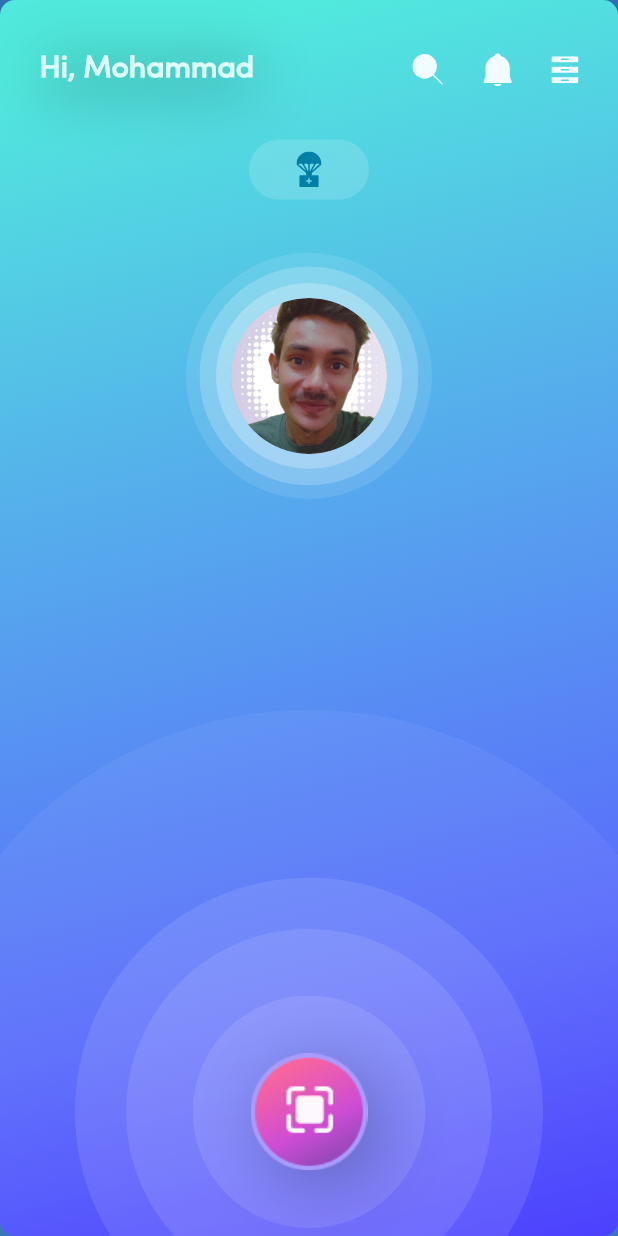
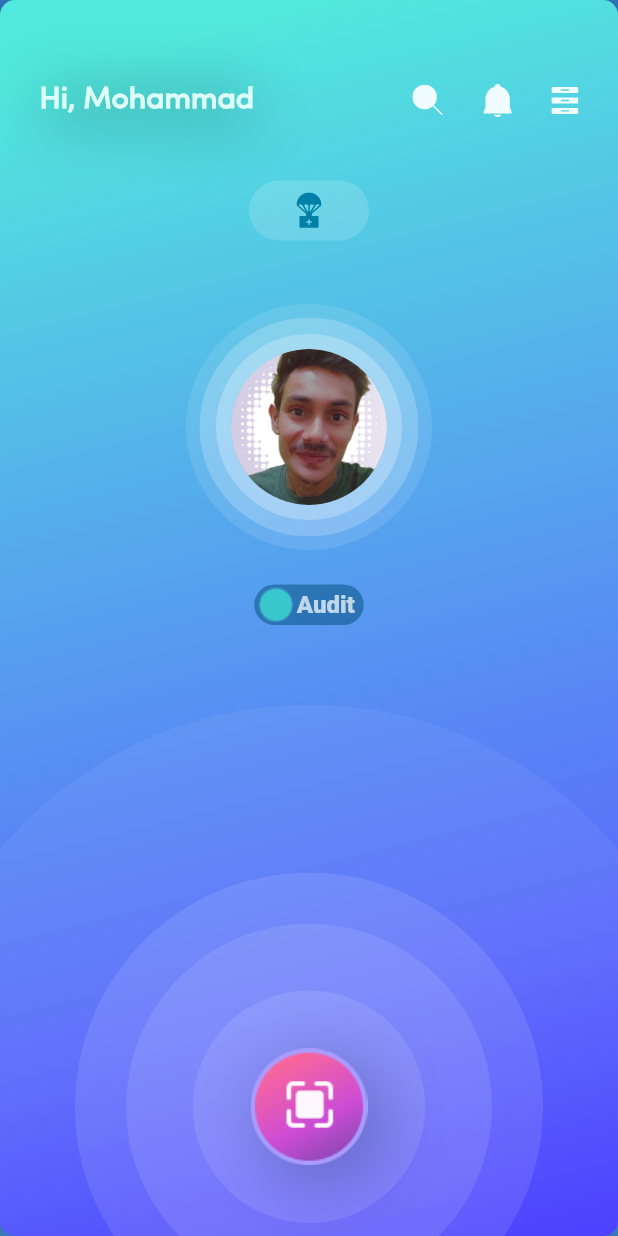
Before and after one commit to Suheb786/DiGi-Tag, a Flutter app: the screen it shows after launch, on a phone screen of 412 x 824 dp. Run offline on Flutter 3.47's test engine with Material 2 defaults, Android fonts, the phone set to English and light mode, and no system bars; drawn by our look-alikes of flutter_switch; our stand-ins replace firebase_core, flutter_svg, get; accounts and stored records are empty.

Commit message:
Minor Changes 0.1

```diff
--- a/lib/app/Decoration/widgets.dart
+++ b/lib/app/Decoration/widgets.dart
@@ -1,5 +1,6 @@
 import 'package:flutter/cupertino.dart';
 import 'package:flutter/material.dart';
+import 'package:flutter_svg/flutter_svg.dart';
 
 import 'colors/originBg.dart';
 
@@ -147,3 +148,27 @@ class IconStack extends StatelessWidget {
     );
   }
 }
+
+//* ---Medical Support Icons Widget -- //
+
+class MedicalSupportIcon extends StatelessWidget {
+  const MedicalSupportIcon({
+    Key? key,
+  }) : super(key: key);
+
+  @override
+  Widget build(BuildContext context) {
+    return Container(
+      height: 40,
+      width: 80,
+      decoration: BoxDecoration(
+          borderRadius: BorderRadius.circular(50), color: Color(0x26ffffff)),
+      child: Padding(
+        padding: const EdgeInsets.all(8.0),
+        child: SvgPicture.asset(
+          'assets/icons/MedicalSupport.svg',
+        ),
+      ),
+    );
+  }
+}
--- a/lib/app/modules/home/views/home_view.dart
+++ b/lib/app/modules/home/views/home_view.dart
@@ -5,30 +5,35 @@ import 'package:flutter/cupertino.dart';
 import 'package:flutter/material.dart';
 import 'package:flutter/widgets.dart';
 import 'package:flutter_svg/flutter_svg.dart';
+import 'package:flutter_switch/flutter_switch.dart';
 
 import 'package:get/get.dart';
 
+import '../controllers/home_controller.dart';
 import '../../../Decoration/widgets.dart';
-import '../controllers/home_controller.dart';
 
 class HomeView extends GetView<HomeController> {
+  HomeView({Key? key}) : super(key: key);
+  var status = false.obs;
   @override
   Widget build(BuildContext context) {
-    return SafeArea(
-      child: Scaffold(
-        backgroundColor: Color(0xff2d71b2),
-        body: LayoutBuilder(
-          builder: (context, constraints) => Container(
-            height: double.infinity,
-            width: double.infinity,
-            decoration: Decorations.grdntBG,
+    return Scaffold(
+      backgroundColor: const Color(0xff2d71b2),
+      body: LayoutBuilder(
+        builder: (context, constraints) => Container(
+          height: double.infinity,
+          width: double.infinity,
+          decoration: Decorations.grdntBG,
+          child: SafeArea(
             child: Column(
               children: [
-                Spacer(),
+                SizedBox(
+                  height: 56,
+                ),
                 Row(
                   mainAxisAlignment: MainAxisAlignment.spaceBetween,
                   children: [
-                    Spacer(),
+                    const Spacer(),
                     Container(
                       child: customText("Hi, Mohammad", 20),
                       decoration: const BoxDecoration(
@@ -41,44 +46,58 @@ class HomeView extends GetView<HomeController> {
                         ],
                       ),
                     ),
-                    Spacer(
+                    const Spacer(
                       flex: 4,
                     ),
                     InkWell(
                         onTap: (() {}),
                         child: SvgPicture.asset('assets/icons/Vector.svg')),
-                    Spacer(),
+                    const Spacer(),
                     InkWell(
                         onTap: (() {}),
                         child: SvgPicture.asset('assets/icons/Bell.svg')),
-                    Spacer(),
+                    const Spacer(),
                     InkWell(
                         onTap: (() {}),
                         child: SvgPicture.asset('assets/icons/drawer.svg')),
-                    Spacer()
+                    const Spacer()
                   ],
                 ),
-                Spacer(),
-                Container(
-                  height: 40,
-                  width: 80,
-                  decoration: BoxDecoration(
-                      borderRadius: BorderRadius.circular(50),
-                      color: Color(0x26ffffff)),
-                  child: Padding(
-                    padding: const EdgeInsets.all(8.0),
-                    child: SvgPicture.asset(
-                      'assets/icons/MedicalSupport.svg',
-                    ),
-                  ),
+                const Spacer(),
+                const MedicalSupportIcon(),
+                const Spacer(),
+                const ProfileStack(),
+                const SizedBox(
+                  height: 23,
                 ),
-                Spacer(),
-                const ProfileStack(),
-                Spacer(
-                  flex: 11,
+                Obx(() => FlutterSwitch(
+                      value: status.value,
+                      padding: 2,
+                      onToggle: (val) {
+                        if (status.value == false) {
+                          status.value = true;
+                          print("Audit On");
+                        } else {
+                          status.value = false;
+                          print("Audit Off");
+                        }
+                      },
+                      showOnOff: true,
+                      inactiveText: "Audit",
+                      activeText: "Audit",
+                      width: 73,
+                      height: 27,
+                      inactiveColor: Color(0x80004E79),
+                      activeColor: Color(0x80004E79),
+                      inactiveToggleColor: Color(0x9942FFDD),
+                      inactiveToggleBorder:
+                          Border.all(width: 1, color: Color(0x663347B4)),
+                    )),
+                const SizedBox(
+                  height: 300,
                 ),
                 const IconStack(),
-                SizedBox(
+                const SizedBox(
                   height: 65,
                 )
               ],
--- a/pubspec.yaml
+++ b/pubspec.yaml
@@ -17,6 +17,7 @@ dependencies:
   flutter_launcher_icons: ^0.9.2
   flutter_svg: ^1.0.3
   get: 4.6.1
+  flutter_switch: ^0.3.2
 
 dev_dependencies:
   flutter_lints: ^1.0.0
@@ -35,7 +36,6 @@ flutter:
       fonts:
         - asset: assets/fonts/sofiapro.ttf
 
-
 flutter_icons:
   android: true
   ios: true
```
Also changed, not shown: assets/icons/DiGi-Tag Logo.png, pubspec.lock, 20 other files.
